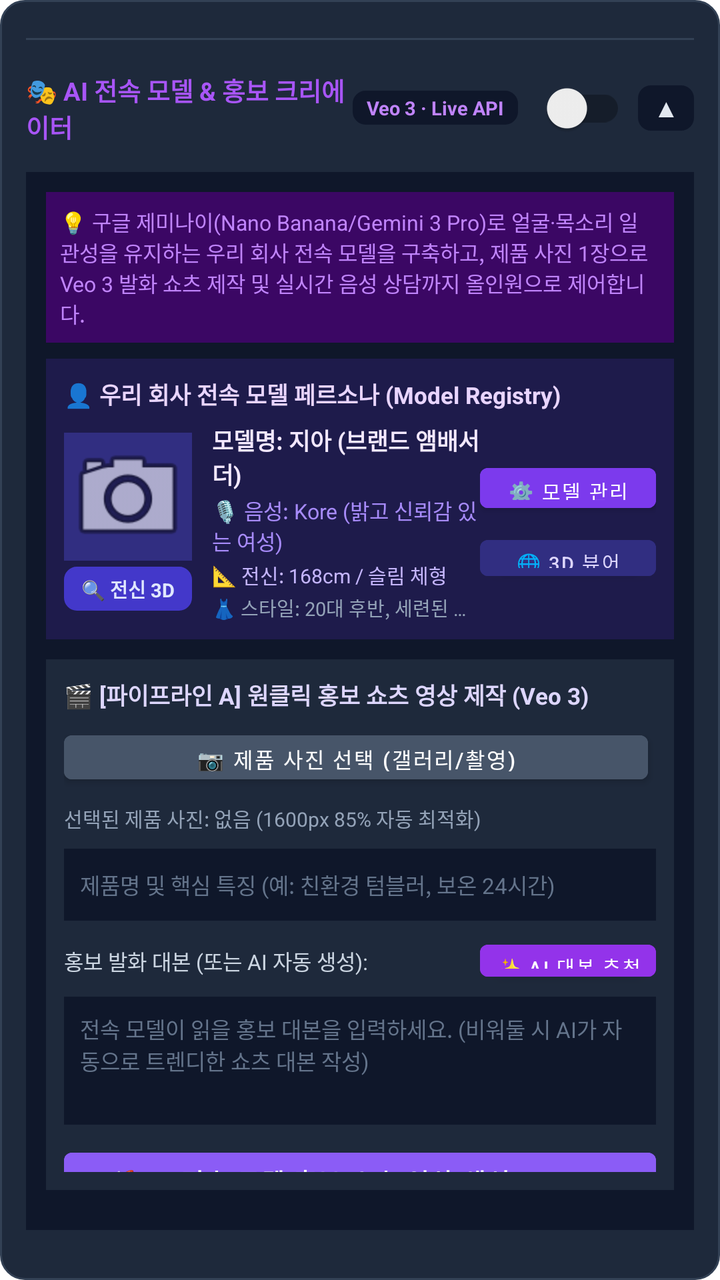
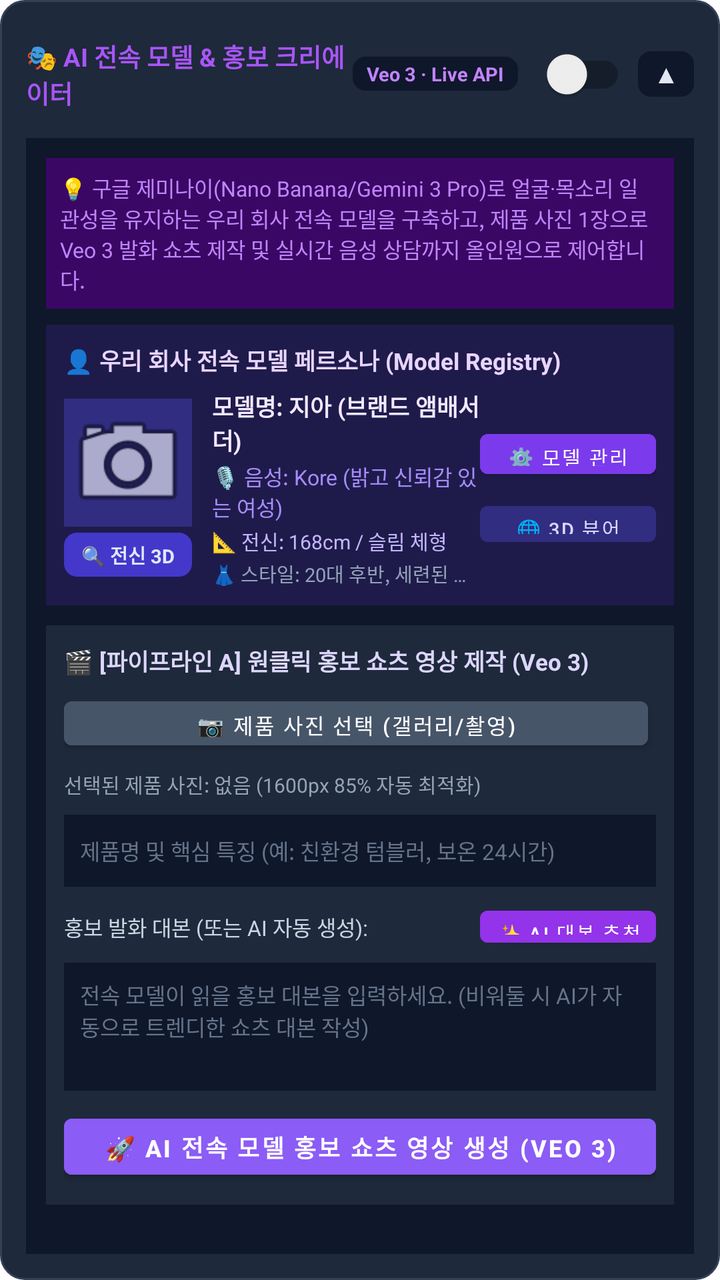

Screens rendered from an Android XML layout before and after an edit, with the pre-edit source and the edit as a unified diff.
<!-- AndroidManifest.xml: application theme Theme.SheetBotDepositAgent -->
<!-- res/layout/card_ai_model.xml -->
<?xml version="1.0" encoding="utf-8"?>
<LinearLayout xmlns:android="http://schemas.android.com/apk/res/android"
    xmlns:tools="http://schemas.android.com/tools"
    android:layout_width="match_parent"
    android:layout_height="wrap_content"
    android:orientation="vertical"
    android:background="@drawable/bg_card_scenario"
    android:padding="13dp"
    android:layout_marginBottom="12dp">

    
    <View
        android:layout_width="match_parent"
        android:layout_height="1dp"
        android:background="#334155"
        android:layout_marginTop="6dp"
        android:layout_marginBottom="10dp" />

    
    <LinearLayout
        android:id="@+id/layoutAiModelHeader"
        android:layout_width="match_parent"
        android:layout_height="wrap_content"
        android:orientation="horizontal"
        android:gravity="center_vertical"
        android:layout_marginBottom="8dp"
        android:clickable="true"
        android:focusable="true">

        <TextView
            android:layout_width="0dp"
            android:layout_height="wrap_content"
            android:layout_weight="1"
            android:text="🎭 AI 전속 모델 &amp; 홍보 크리에이터"
            android:textColor="#A855F7"
            android:textSize="12.5sp"
            android:textStyle="bold" />

        <TextView
            android:layout_width="wrap_content"
            android:layout_height="wrap_content"
            android:background="@drawable/bg_badge_version"
            android:backgroundTint="#0F172A"
            android:paddingHorizontal="7dp"
            android:paddingVertical="2dp"
            android:text="Veo 3 · Live API"
            android:textColor="#C084FC"
            android:textSize="9.5sp"
            android:textStyle="bold"
            android:layout_marginEnd="6dp" />

        <androidx.appcompat.widget.SwitchCompat
            android:id="@+id/switchAiModelAutomation"
            android:layout_width="wrap_content"
            android:layout_height="wrap_content"
            android:checked="false"
            android:layout_marginEnd="6dp" />

        <TextView
            android:id="@+id/btnToggleAiModelDetails"
            android:layout_width="wrap_content"
            android:layout_height="wrap_content"
            android:background="@drawable/bg_badge_version"
            android:backgroundTint="#0F172A"
            android:paddingHorizontal="8dp"
            android:paddingVertical="3dp"
            android:text="▲"
            android:textColor="#E2E8F0"
            android:textSize="12sp"
            android:textStyle="bold" />
    </LinearLayout>

    
    <LinearLayout
        android:id="@+id/layoutAiModelDetails"
        android:layout_width="match_parent"
        android:layout_height="wrap_content"
        android:orientation="vertical"
        android:background="#0F172A"
        android:padding="10dp"
        android:layout_marginBottom="12dp">

        
        <TextView
            android:layout_width="match_parent"
            android:layout_height="wrap_content"
            android:text="💡 구글 제미나이(Nano Banana/Gemini 3 Pro)로 얼굴·목소리 일관성을 유지하는 우리 회사 전속 모델을 구축하고, 제품 사진 1장으로 Veo 3 발화 쇼츠 제작 및 실시간 음성 상담까지 올인원으로 제어합니다."
            android:textColor="#C084FC"
            android:textSize="10.5sp"
            android:background="#3B0764"
            android:padding="7dp"
            android:layout_marginBottom="8dp" />

        
        <LinearLayout
            android:layout_width="match_parent"
            android:layout_height="wrap_content"
            android:orientation="vertical"
            android:background="#1E1B4B"
            android:padding="9dp"
            android:layout_marginBottom="10dp">

            <TextView
                android:layout_width="match_parent"
                android:layout_height="wrap_content"
                android:text="👤 우리 회사 전속 모델 페르소나 (Model Registry)"
                android:textColor="#E9D5FF"
                android:textSize="11.5sp"
                android:textStyle="bold"
                android:layout_marginBottom="6dp" />

            <LinearLayout
                android:layout_width="match_parent"
                android:layout_height="wrap_content"
                android:orientation="horizontal"
                android:gravity="center_vertical">

                
                <LinearLayout
                    android:layout_width="wrap_content"
                    android:layout_height="wrap_content"
                    android:orientation="vertical"
                    android:gravity="center_horizontal"
                    android:layout_marginEnd="10dp">

                    <ImageView
                        android:id="@+id/ivModelMasterAvatar"
                        android:layout_width="64dp"
                        android:layout_height="64dp"
                        android:background="#312E81"
                        android:scaleType="centerCrop"
                        android:src="@android:drawable/ic_menu_camera"
                        android:contentDescription="전속 모델 대표 아바타"
                        android:clickable="true"
                        android:focusable="true" />

                    <TextView
                        android:id="@+id/btnViewFullBody3d"
                        android:layout_width="64dp"
                        android:layout_height="22dp"
                        android:background="@drawable/bg_badge_version"
                        android:backgroundTint="#4338CA"
                        android:gravity="center"
                        android:text="🔍 전신 3D"
                        android:textColor="#E0E7FF"
                        android:textSize="9.5sp"
                        android:textStyle="bold"
                        android:layout_marginTop="3dp"
                        android:clickable="true"
                        android:focusable="true" />
                </LinearLayout>

                
                <LinearLayout
                    android:layout_width="0dp"
                    android:layout_height="wrap_content"
                    android:layout_weight="1"
                    android:orientation="vertical">

                    <TextView
                        android:id="@+id/tvModelName"
                        android:layout_width="wrap_content"
                        android:layout_height="wrap_content"
                        android:text="모델명: 지아 (브랜드 앰배서더)"
                        android:textColor="#F3E8FF"
                        android:textSize="11.5sp"
                        android:textStyle="bold" />

                    <TextView
                        android:id="@+id/tvModelVoice"
                        android:layout_width="wrap_content"
                        android:layout_height="wrap_content"
                        android:text="🎙️ 음성: Kore (밝고 신뢰감 있는 여성)"
                        android:textColor="#A78BFA"
                        android:textSize="10.5sp"
                        android:layout_marginTop="2dp" />

                    <TextView
                        android:id="@+id/tvModelHeight"
                        android:layout_width="wrap_content"
                        android:layout_height="wrap_content"
                        android:text="📐 전신: 168cm / 슬림 체형"
                        android:textColor="#C4B5FD"
                        android:textSize="10sp"
                        android:layout_marginTop="2dp" />

                    <TextView
                        android:id="@+id/tvModelStyle"
                        android:layout_width="wrap_content"
                        android:layout_height="wrap_content"
                        android:text="👗 스타일: 20대 후반, 세련된 비즈니스 캐주얼"
                        android:textColor="#94A3B8"
                        android:textSize="9.5sp"
                        android:maxLines="1"
                        android:ellipsize="end"
                        android:layout_marginTop="2dp" />
                </LinearLayout>

                
                <LinearLayout
                    android:layout_width="wrap_content"
                    android:layout_height="wrap_content"
                    android:orientation="vertical"
                    android:gravity="center">

                    <Button
                        android:id="@+id/btnManageModelPersona"
                        android:layout_width="wrap_content"
                        android:layout_height="32dp"
                        android:backgroundTint="#7C3AED"
                        android:text="⚙️ 모델 관리"
                        android:textColor="#FFFFFF"
                        android:textSize="10sp"
                        android:paddingHorizontal="8dp" />

                    <Button
                        android:id="@+id/btnOpen3dShowcase"
                        android:layout_width="wrap_content"
                        android:layout_height="30dp"
                        android:backgroundTint="#312E81"
                        android:text="🌐 3D 뷰어"
                        android:textColor="#DDD6FE"
                        android:textSize="9.5sp"
                        android:paddingHorizontal="6dp"
                        android:layout_marginTop="4dp" />
                </LinearLayout>
            </LinearLayout>
        </LinearLayout>

        
        <LinearLayout
            android:layout_width="match_parent"
            android:layout_height="wrap_content"
            android:orientation="vertical"
            android:background="#1E293B"
            android:padding="9dp"
            android:layout_marginBottom="10dp">

            <TextView
                android:layout_width="match_parent"
                android:layout_height="wrap_content"
                android:text="🎬 [파이프라인 A] 원클릭 홍보 쇼츠 영상 제작 (Veo 3)"
                android:textColor="#DDD6FE"
                android:textSize="11.5sp"
                android:textStyle="bold"
                android:layout_marginBottom="6dp" />

            
            <LinearLayout
                android:layout_width="match_parent"
                android:layout_height="wrap_content"
                android:orientation="horizontal"
                android:gravity="center_vertical"
                android:layout_marginBottom="6dp">

                <Button
                    android:id="@+id/btnSelectProductImage"
                    android:layout_width="0dp"
                    android:layout_height="34dp"
                    android:layout_weight="1"
                    android:backgroundTint="#475569"
                    android:text="📷 제품 사진 선택 (갤러리/촬영)"
                    android:textColor="#FFFFFF"
                    android:textSize="10.5sp"
                    android:layout_marginEnd="4dp" />

                <Button
                    android:id="@+id/btnResetProductImage"
                    android:layout_width="wrap_content"
                    android:layout_height="34dp"
                    android:backgroundTint="#64748B"
                    android:text="✕ 취소"
                    android:textColor="#F1F5F9"
                    android:textSize="10.5sp"
                    android:visibility="gone" />
            </LinearLayout>

            <TextView
                android:id="@+id/tvProductImageStatus"
                android:layout_width="match_parent"
                android:layout_height="wrap_content"
                android:text="선택된 제품 사진: 없음 (1600px 85% 자동 최적화)"
                android:textColor="#94A3B8"
                android:textSize="10sp"
                android:layout_marginBottom="8dp" />

            
            <EditText
                android:id="@+id/etProductTopic"
                android:layout_width="match_parent"
                android:layout_height="36dp"
                android:background="#0F172A"
                android:hint="제품명 및 핵심 특징 (예: 친환경 텀블러, 보온 24시간)"
                android:textColor="#F8FAFC"
                android:textColorHint="#64748B"
                android:textSize="11sp"
                android:paddingHorizontal="8dp"
                android:inputType="text"
                android:layout_marginBottom="6dp" />

            
            <LinearLayout
                android:layout_width="match_parent"
                android:layout_height="wrap_content"
                android:orientation="horizontal"
                android:gravity="center_vertical"
                android:layout_marginBottom="4dp">

                <TextView
                    android:layout_width="0dp"
                    android:layout_height="wrap_content"
                    android:layout_weight="1"
                    android:text="홍보 발화 대본 (또는 AI 자동 생성):"
                    android:textColor="#CBD5E1"
                    android:textSize="10.5sp" />

                <Button
                    android:id="@+id/btnAiSuggestScript"
                    android:layout_width="wrap_content"
                    android:layout_height="28dp"
                    android:backgroundTint="#9333EA"
                    android:text="✨ AI 대본 추천"
                    android:textColor="#FFFFFF"
                    android:textSize="9.5sp"
                    android:paddingHorizontal="6dp" />
            </LinearLayout>

            <EditText
                android:id="@+id/etProductScript"
                android:layout_width="match_parent"
                android:layout_height="64dp"
                android:background="#0F172A"
                android:hint="전속 모델이 읽을 홍보 대본을 입력하세요. (비워둘 시 AI가 자동으로 트렌디한 쇼츠 대본 작성)"
                android:textColor="#F8FAFC"
                android:textColorHint="#64748B"
                android:textSize="11sp"
                android:padding="8dp"
                android:gravity="top|start"
                android:inputType="textMultiLine"
                android:layout_marginBottom="8dp" />

            
            <Button
                android:id="@+id/btnStartAiModelShorts"
                android:layout_width="match_parent"
                android:layout_height="40dp"
                android:backgroundTint="#8B5CF6"
                android:text="🚀 AI 전속 모델 홍보 쇼츠 영상 생성 (Veo 3)"
                android:textColor="#FFFFFF"
                android:textSize="12sp"
                android:textStyle="bold" />

            
            <ProgressBar
                android:id="@+id/progressAiModel"
                style="?android:attr/progressBarStyleHorizontal"
                android:layout_width="match_parent"
                android:layout_height="6dp"
                android:indeterminate="true"
                android:visibility="gone"
                android:layout_marginTop="6dp" />

            <TextView
                android:id="@+id/tvAiModelStatus"
                android:layout_width="match_parent"
                android:layout_height="wrap_content"
                android:text="대기 중..."
                android:textColor="#A78BFA"
                android:textSize="10.5sp"
                android:visibility="gone"
                android:layout_marginTop="4dp" />

            
            <LinearLayout
                android:id="@+id/layoutAiModelResultContainer"
                android:layout_width="match_parent"
                android:layout_height="wrap_content"
                android:orientation="vertical"
                android:background="#2E1065"
                android:padding="10dp"
                android:layout_marginTop="8dp"
                android:visibility="gone">

                <TextView
                    android:id="@+id/tvResultVideoTitle"
                    android:layout_width="match_parent"
                    android:layout_height="wrap_content"
                    android:text="🎬 홍보 쇼츠 영상 생성 완료!"
                    android:textColor="#F5D0FE"
                    android:textSize="12sp"
                    android:textStyle="bold"
                    android:layout_marginBottom="4dp" />

                <TextView
                    android:id="@+id/tvResultScriptPreview"
                    android:layout_width="match_parent"
                    android:layout_height="wrap_content"
                    android:text="대본 미리보기..."
                    android:textColor="#E2E8F0"
                    android:textSize="10.5sp"
                    android:maxLines="3"
                    android:ellipsize="end"
                    android:layout_marginBottom="8dp" />

                <LinearLayout
                    android:layout_width="match_parent"
                    android:layout_height="wrap_content"
                    android:orientation="horizontal">

                    <Button
                        android:id="@+id/btnPlayVideoResult"
                        android:layout_width="0dp"
                        android:layout_height="34dp"
                        android:layout_weight="1"
                        android:backgroundTint="#7C3AED"
                        android:text="▶️ 영상 재생"
                        android:textColor="#FFFFFF"
                        android:textSize="10.5sp"
                        android:layout_marginEnd="4dp" />

                    <Button
                        android:id="@+id/btnOpenSheetResult"
                        android:layout_width="0dp"
                        android:layout_height="34dp"
                        android:layout_weight="1"
                        android:backgroundTint="#059669"
                        android:text="📊 대장 시트"
                        android:textColor="#FFFFFF"
                        android:textSize="10.5sp"
                        android:layout_marginEnd="4dp" />

                    <Button
                        android:id="@+id/btnShareVideoResult"
                        android:layout_width="0dp"
                        android:layout_height="34dp"
                        android:layout_weight="1"
                        android:backgroundTint="#4F46E5"
                        android:text="↗️ 영상 공유"
                        android:textColor="#FFFFFF"
                        android:textSize="10.5sp" />
                </LinearLayout>
            </LinearLayout>
        </LinearLayout>

        
        <LinearLayout
            android:layout_width="match_parent"
            android:layout_height="wrap_content"
            android:orientation="vertical"
            android:background="#1E293B"
            android:padding="9dp"
            android:layout_marginBottom="10dp">

            <TextView
                android:layout_width="match_parent"
                android:layout_height="wrap_content"
                android:text="🎙️ [파이프라인 B] 실시간 전속 모델 음성 상담 (Live API)"
                android:textColor="#DDD6FE"
                android:textSize="11.5sp"
                android:textStyle="bold"
                android:layout_marginBottom="4dp" />

            <TextView
                android:layout_width="match_parent"
                android:layout_height="wrap_content"
                android:text="Gemini Multimodal Live API와 저지연 오디오 스트리밍으로 연결되어 전속 모델과 실시간으로 대화하고 반응형 비디오 루프(대기/말하기/인사)를 시연합니다."
                android:textColor="#94A3B8"
                android:textSize="10sp"
                android:layout_marginBottom="8dp" />

            <Button
                android:id="@+id/btnStartLiveDialogue"
                android:layout_width="match_parent"
                android:layout_height="36dp"
                android:backgroundTint="#0284C7"
                android:text="🎙️ 전속 모델과 실시간 대화하기 (Live Demo)"
                android:textColor="#FFFFFF"
                android:textSize="11sp"
                android:textStyle="bold" />
        </LinearLayout>

        
        <LinearLayout
            android:layout_width="match_parent"
            android:layout_height="wrap_content"
            android:orientation="horizontal">

            <Button
                android:id="@+id/btnOpenAiModelSheetAlways"
                android:layout_width="0dp"
                android:layout_height="38dp"
                android:layout_weight="1"
                android:backgroundTint="#1E293B"
                android:text="📊 AI 콘텐츠 대장 ↗"
                android:textColor="#C084FC"
                android:textSize="11sp"
                android:textStyle="bold"
                android:layout_marginEnd="4dp" />

            <Button
                android:id="@+id/btnOpenAiModelDriveAlways"
                android:layout_width="0dp"
                android:layout_height="38dp"
                android:layout_weight="1"
                android:backgroundTint="#1E293B"
                android:text="📁 영상 보관함 드라이브 ↗"
                android:textColor="#38BDF8"
                android:textSize="11sp"
                android:textStyle="bold" />
        </LinearLayout>

    </LinearLayout>
</LinearLayout>
<!-- resources referenced by this layout -->
<resources>
  <!-- drawable bg_badge_version (drawable) -->
  <?xml version="1.0" encoding="utf-8"?>
  <shape xmlns:android="http://schemas.android.com/apk/res/android"
      android:shape="rectangle">
      <corners android:radius="6dp" />
      <solid android:color="#064E3B" />
      <stroke android:width="1dp" android:color="#059669" />
  </shape>
  <!-- drawable bg_card_scenario (drawable) -->
  <?xml version="1.0" encoding="utf-8"?>
  <shape xmlns:android="http://schemas.android.com/apk/res/android"
      android:shape="rectangle">
      <corners android:radius="12dp" />
      <solid android:color="#1E293B" />
      <stroke android:width="1dp" android:color="#334155" />
  </shape>
  <style name="Theme.SheetBotDepositAgent" parent="Theme.MaterialComponents.DayNight.NoActionBar">
          <item name="colorPrimary">@color/purple_500</item>
          <item name="colorPrimaryVariant">@color/purple_700</item>
          <item name="colorOnPrimary">@color/white</item>
          <item name="colorSecondary">@color/teal_200</item>
          <item name="colorSecondaryVariant">@color/teal_700</item>
          <item name="colorOnSecondary">@color/black</item>
          <item name="android:statusBarColor">#0F172A</item>
      </style>
  <color name="purple_500">#4F46E5</color>
  <color name="purple_700">#4338CA</color>
  <color name="white">#FFFFFFFF</color>
  <color name="teal_200">#10B981</color>
  <color name="teal_700">#059669</color>
  <color name="black">#000000</color>
</resources>

<!-- the commit's change to res/layout/card_ai_model.xml (unified diff, before → after) -->
@@ -9,21 +9,12 @@
     android:layout_marginBottom="12dp">
 
     
-    <View
-        android:layout_width="match_parent"
-        android:layout_height="1dp"
-        android:background="#334155"
-        android:layout_marginTop="6dp"
-        android:layout_marginBottom="10dp" />
-
-    
     <LinearLayout
         android:id="@+id/layoutAiModelHeader"
         android:layout_width="match_parent"
         android:layout_height="wrap_content"
         android:orientation="horizontal"
         android:gravity="center_vertical"
-        android:layout_marginBottom="8dp"
         android:clickable="true"
         android:focusable="true">
 
@@ -78,7 +69,7 @@
         android:orientation="vertical"
         android:background="#0F172A"
         android:padding="10dp"
-        android:layout_marginBottom="12dp">
+        android:layout_marginTop="8dp">
 
         
         <TextView
